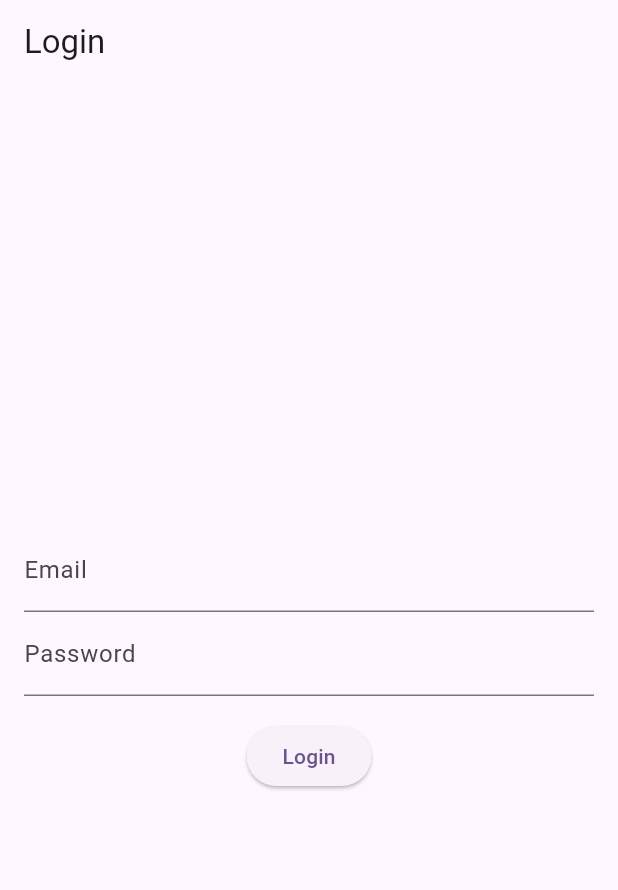
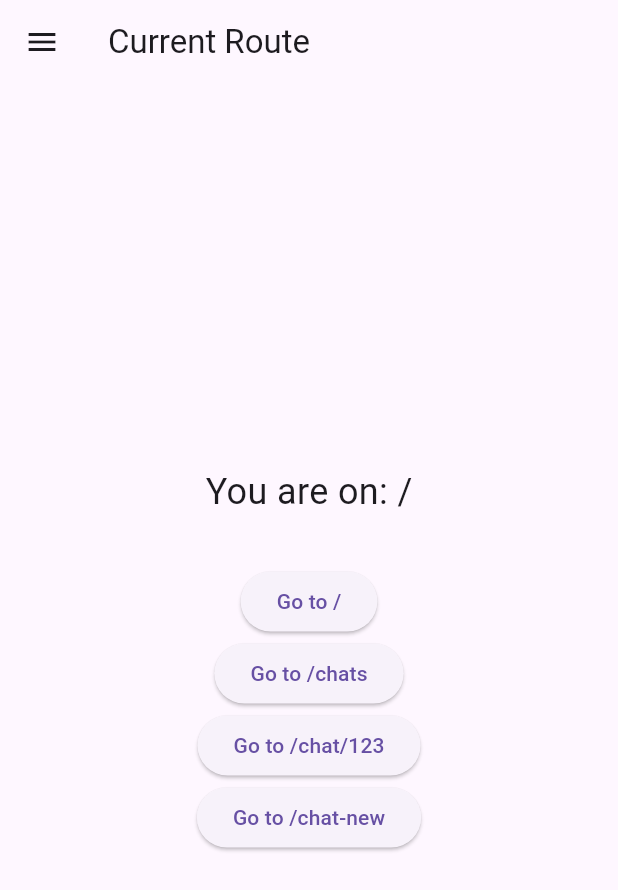
Before and after one commit to SQLek/wiydziomka, a Flutter app: the screen it shows after launch, on a phone screen of 412 x 824 dp. Shown: the top 890 px of the screen. Run offline on Flutter 3.47's test engine with Material 3 defaults, Android fonts, the phone set to English and light mode, and no system bars; our stand-ins replace equatable, flutter_markdown, go_router, pocketbase, shared_preferences; missing offline and left inert: markdown.

Commit message:
another routes

```diff
--- /dev/null
+++ b/lib/app/app_content.dart
@@ -0,0 +1,36 @@
+import 'package:flutter/material.dart';
+import 'package:provider/provider.dart';
+import 'package:wyidziomka/app/app_router.dart';
+import 'package:wyidziomka/data/services/auth_provider.dart';
+import 'package:wyidziomka/data/services/pocketbase_service.dart';
+import 'package:go_router/go_router.dart';
+
+class AppContent extends StatefulWidget {
+  const AppContent({super.key});
+
+  @override
+  State<AppContent> createState() => _AppContentState();
+}
+
+class _AppContentState extends State<AppContent> {
+  late final GoRouter _router;
+
+  @override
+  void initState() {
+    super.initState();
+    final authProvider = context.read<AuthProvider>();
+    final pbService = context.read<PocketBaseService>();
+    _router = createRouter(authProvider, pbService);
+  }
+
+  @override
+  Widget build(BuildContext context) {
+    return MaterialApp.router(
+      title: 'Flutter PocketBase Chat',
+      routerConfig: _router,
+      theme: ThemeData(
+        primarySwatch: Colors.blue,
+      ),
+    );
+  }
+}
--- a/lib/app/routing/app_router.dart
+++ /dev/null
@@ -1,50 +0,0 @@
-import 'package:flutter/material.dart';
-import 'package:wyidziomka/data/services/pocketbase_service.dart';
-import 'package:wyidziomka/presentation/screens/login_screen.dart';
-import 'package:wyidziomka/presentation/screens/chats_screen.dart';
-import 'package:wyidziomka/presentation/screens/chat_screen.dart';
-import 'package:provider/provider.dart';
-import 'package:wyidziomka/data/models/chat_model.dart';
-
-class AppRouter {
-  static Route<dynamic>? generateRoute(RouteSettings settings, VoidCallback onLoginSuccess) {
-    if (settings.name == '/login') {
-      return MaterialPageRoute(
-        builder: (_) => LoginScreen(onLoginSuccess: onLoginSuccess),
-      );
-    }
-    if (settings.name == '/chats') {
-      return MaterialPageRoute(
-        builder: (_) => const ChatsScreen(),
-      );
-    }
-    if (settings.name != null && settings.name!.startsWith('/chat')) {
-      final uri = Uri.parse(settings.name!);
-      final chatId = uri.pathSegments.length > 1 ? uri.pathSegments[1] : null;
-      return MaterialPageRoute(
-        builder: (context) {
-          if (chatId == null) {
-            return const Scaffold(body: Center(child: Text('No chat id provided')));
-          }
-          final pbService = Provider.of<PocketBaseService>(context, listen: false);
-          return FutureBuilder<ChatModel>(
-            future: pbService.getChat(chatId),
-            builder: (context, snapshot) {
-              if (snapshot.connectionState == ConnectionState.waiting) {
-                return const Scaffold(body: Center(child: CircularProgressIndicator()));
-              }
-              if (snapshot.hasError) {
-                return Scaffold(body: Center(child: Text('Error loading chat: \\${snapshot.error}')));
-              }
-              if (!snapshot.hasData) {
-                return const Scaffold(body: Center(child: Text('Chat not found')));
-              }
-              return ChatScreen(chat: snapshot.data!);
-            },
-          );
-        },
-      );
-    }
-    return null;
-  }
-}
--- a/lib/main.dart
+++ b/lib/main.dart
@@ -1,11 +1,10 @@
 import 'package:flutter/material.dart';
+import 'package:go_router/go_router.dart';
 import 'package:provider/provider.dart';
-import 'package:wyidziomka/app/config/theme.dart';
-import 'package:wyidziomka/app/routing/app_router.dart';
-import 'package:wyidziomka/data/services/pocketbase_service.dart';
-import 'package:wyidziomka/data/services/auth_provider.dart';
 import 'package:shared_preferences/shared_preferences.dart';
 import 'package:pocketbase/pocketbase.dart';
+import '../presentation/widgets/chat_drawer.dart';
+import 'data/services/pocketbase_service.dart';
 
 void main() async {
   WidgetsFlutterBinding.ensureInitialized();
@@ -17,41 +16,88 @@ void main() async {
   );
 
   final pbService = PocketBaseService(authStore: store);
-
-  // Restore user record if token is valid
   await pbService.restoreAuth(prefs);
 
   runApp(
-    MultiProvider(
-      providers: [
-        Provider<PocketBaseService>.value(value: pbService),
-        ChangeNotifierProvider<AuthProvider>(
-          create: (_) => AuthProvider(pbService),
-        ),
-      ],
-      child: const MyApp(),
+    Provider<PocketBaseService>(
+      create: (_) => pbService,
+      child: MyApp(),
     ),
   );
 }
 
 class MyApp extends StatelessWidget {
-  const MyApp({super.key});
+  MyApp({super.key});
+
+  final GoRouter _router = GoRouter(
+    routes: [
+      GoRoute(
+        path: '/',
+        builder: (context, state) => RouteScreen(route: '/'),
+      ),
+      GoRoute(
+        path: '/chats',
+        builder: (context, state) => RouteScreen(route: '/chats'),
+      ),
+      GoRoute(
+        path: '/chat/:id',
+        builder: (context, state) => RouteScreen(
+          route: '/chat/${state.pathParameters['id']}',
+        ),
+      ),
+      GoRoute(
+        path: '/chat-new',
+        builder: (context, state) => RouteScreen(route: '/chat-new'),
+      ),
+    ],
+  );
 
   @override
   Widget build(BuildContext context) {
-    final auth = Provider.of<AuthProvider>(context);
-    if (auth.loading) {
-      return const MaterialApp(
-        home: Scaffold(body: Center(child: CircularProgressIndicator())),
-      );
-    }
-    return MaterialApp(
-      title: 'Wiydziomka',
-      theme: appTheme,
-      initialRoute: auth.loggedIn ? '/chats' : '/login',
-      onGenerateRoute: (settings) => AppRouter.generateRoute(settings, () async {
-        await auth.onLoginSuccess();
-      }),
+    return MaterialApp.router(
+      routerConfig: _router,
+      title: 'GoRouter Example',
+      theme: ThemeData(primarySwatch: Colors.blue),
     );
   }
 }
+
+class RouteScreen extends StatelessWidget {
+  final String route;
+  const RouteScreen({super.key, required this.route});
+
+  @override
+  Widget build(BuildContext context) {
+    // Example chat list
+    final chats = ['123', '456', '789'];
+    return Scaffold(
+      appBar: AppBar(title: Text('Current Route')),
+      drawer: ChatDrawer(chats: chats),
+      body: Center(
+        child: Column(
+          mainAxisAlignment: MainAxisAlignment.center,
+          children: [
+            Text('You are on: $route', style: TextStyle(fontSize: 24)),
+            const SizedBox(height: 32),
+            ElevatedButton(
+              onPressed: () => context.go('/'),
+              child: const Text('Go to /'),
+            ),
+            ElevatedButton(
+              onPressed: () => context.go('/chats'),
+              child: const Text('Go to /chats'),
+            ),
+            ElevatedButton(
+              onPressed: () => context.go('/chat/123'),
+              child: const Text('Go to /chat/123'),
+            ),
+            ElevatedButton(
+              onPressed: () => context.go('/chat-new'),
+              child: const Text('Go to /chat-new'),
+            ),
+          ],
+        ),
+      ),
+    );
+  }
+}
--- /dev/null
+++ b/lib/presentation/widgets/chat_drawer.dart
@@ -0,0 +1,42 @@
+import 'package:flutter/material.dart';
+import 'package:go_router/go_router.dart';
+
+class ChatDrawer extends StatelessWidget {
+  final List<String> chats;
+  const ChatDrawer({super.key, required this.chats});
+
+  @override
+  Widget build(BuildContext context) {
+    return Drawer(
+      child: Column(
+        children: [
+          const DrawerHeader(
+            child: Text('Chats', style: TextStyle(fontSize: 24)),
+          ),
+          Expanded(
+            child: ListView.builder(
+              itemCount: chats.length,
+              itemBuilder: (context, index) {
+                final chatId = chats[index];
+                return ListTile(
+                  title: Text('Chat $chatId'),
+                  onTap: () {
+                    context.go('/chat/$chatId');
+                  },
+                );
+              },
+            ),
+          ),
+          const Divider(),
+          ListTile(
+            leading: const Icon(Icons.add),
+            title: const Text('New Chat'),
+            onTap: () {
+              context.go('/chat-new');
+            },
+          ),
+        ],
+      ),
+    );
+  }
+}
--- a/pubspec.yaml
+++ b/pubspec.yaml
@@ -40,6 +40,7 @@ dependencies:
   equatable: ^2.0.7
   flutter_markdown: ^0.6.18
   markdown: ^7.3.0
+  go_router: ^14.1.4
 
 dev_dependencies:
   flutter_test:
```
Also changed, not shown: lib/app/app_router.dart (added, +63 -0 lines), lib/presentation/screens/chat_screen.dart (+17 -38 lines), lib/presentation/screens/new_chat_screen.dart (added, +66 -0 lines), lib/app/theme.dart (renamed from lib/app/config/theme.dart), pubspec.lock.
